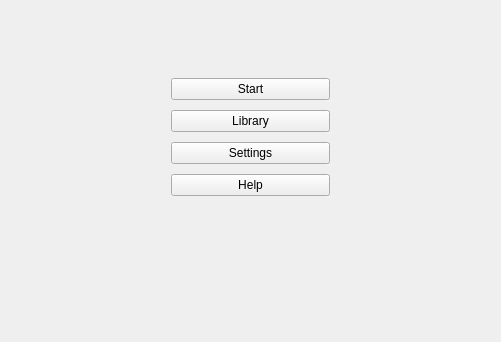
Before: the Qt Designer form forms/menu.ui in SamuelPossamai/SimpleGameOfMine, drawn with Qt 5.
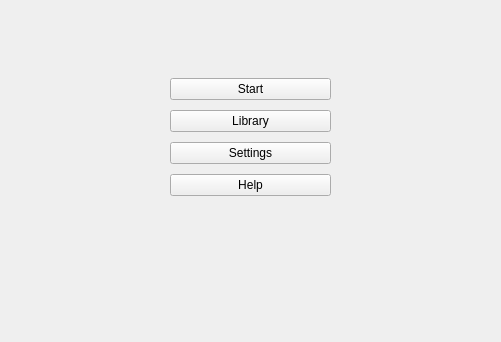
After: the same form once the commit is applied.

```diff
--- a/forms/menu.ui
+++ b/forms/menu.ui
@@ -14,6 +14,27 @@
    <string>Form</string>
   </property>
   <layout class="QHBoxLayout" name="horizontalLayout">
+   <property name="spacing">
+    <number>0</number>
+   </property>
+   <property name="leftMargin">
+    <number>0</number>
+   </property>
+   <property name="topMargin">
+    <number>0</number>
+   </property>
+   <property name="rightMargin">
+    <number>0</number>
+   </property>
+   <property name="bottomMargin">
+    <number>0</number>
+   </property>
+   <item>
+    <widget class="QFrame" name="MenuFrame">
+     <property name="accessibleName">
+      <string>Menu</string>
+     </property>
+     <layout class="QHBoxLayout" name="horizontalLayout_2">
    <item>
     <spacer name="horizontalSpacer">
      <property name="orientation">
@@ -56,6 +77,12 @@
        <property name="focusPolicy">
         <enum>Qt::StrongFocus</enum>
        </property>
+          <property name="accessibleName">
+           <string>startButton menuButton</string>
+          </property>
+          <property name="styleSheet">
+           <string notr="true"/>
+          </property>
        <property name="text">
         <string>Start</string>
        </property>
@@ -110,6 +137,12 @@
        <property name="autoDefault">
         <bool>true</bool>
        </property>
+          <property name="default">
+           <bool>false</bool>
+          </property>
+          <property name="flat">
+           <bool>false</bool>
+          </property>
       </widget>
      </item>
      <item>
@@ -152,6 +185,9 @@
       </size>
      </property>
     </spacer>
+      </item>
+     </layout>
+    </widget>
    </item>
   </layout>
  </widget>
```
Left out of the diff: 12 changed lines with no effect on the pictures. Lines whose indentation alone changed are shown as unchanged.
